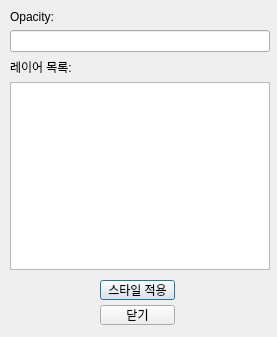
Above: qgis-plugin/apply_style/apply_style_dialog_base.ui from sujinbang/pyqgis before the change. Below: the same form after it.
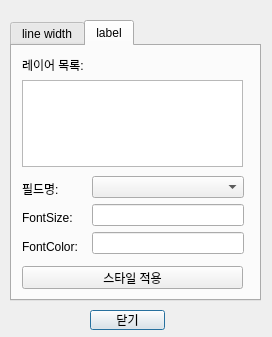
That is the form after the change.

Commit message: tab구분 - line width, label

The edit to the form file:
```diff
--- a/qgis-plugin/apply_style/apply_style_dialog_base.ui
+++ b/qgis-plugin/apply_style/apply_style_dialog_base.ui
@@ -6,31 +6,18 @@
    <rect>
     <x>0</x>
     <y>0</y>
-    <width>277</width>
+    <width>272</width>
     <height>337</height>
    </rect>
   </property>
   <property name="windowTitle">
    <string>Dialog</string>
   </property>
-  <widget class="QPushButton" name="pushButton">
-   <property name="geometry">
-    <rect>
-     <x>100</x>
-     <y>280</y>
-     <width>75</width>
-     <height>20</height>
-    </rect>
-   </property>
-   <property name="text">
-    <string>스타일 적용</string>
-   </property>
-  </widget>
   <widget class="QPushButton" name="pushButton_2">
    <property name="geometry">
     <rect>
-     <x>100</x>
-     <y>305</y>
+     <x>90</x>
+     <y>310</y>
      <width>75</width>
      <height>20</height>
     </rect>
@@ -39,15 +26,22 @@
     <string>닫기</string>
    </property>
   </widget>
-  <widget class="QWidget" name="">
+  <widget class="QTabWidget" name="tabWidget">
    <property name="geometry">
     <rect>
      <x>10</x>
-     <y>10</y>
-     <width>260</width>
-     <height>260</height>
+     <y>20</y>
+     <width>251</width>
+     <height>281</height>
     </rect>
    </property>
+   <property name="currentIndex">
+    <number>1</number>
+   </property>
+   <widget class="QWidget" name="tabWidgetPage1">
+    <attribute name="title">
+     <string>line width</string>
+    </attribute>
    <layout class="QVBoxLayout" name="verticalLayout_3">
     <item>
      <layout class="QVBoxLayout" name="verticalLayout">
@@ -77,7 +71,109 @@
       </item>
      </layout>
     </item>
-   </layout>
+     <item>
+      <widget class="QPushButton" name="pushButton">
+       <property name="text">
+        <string>스타일 적용</string>
+       </property>
+      </widget>
+     </item>
+    </layout>
+   </widget>
+   <widget class="QWidget" name="tab_3">
+    <attribute name="title">
+     <string>label</string>
+    </attribute>
+    <widget class="QPushButton" name="pushButton_3">
+     <property name="geometry">
+      <rect>
+       <x>10</x>
+       <y>220</y>
+       <width>221</width>
+       <height>23</height>
+      </rect>
+     </property>
+     <property name="text">
+      <string>스타일 적용</string>
+     </property>
+    </widget>
+    <widget class="QWidget" name="">
+     <property name="geometry">
+      <rect>
+       <x>10</x>
+       <y>10</y>
+       <width>221</width>
+       <height>111</height>
+      </rect>
+     </property>
+     <layout class="QVBoxLayout" name="verticalLayout_6">
+      <item>
+       <widget class="QLabel" name="label_3">
+        <property name="text">
+         <string>레이어 목록:</string>
+        </property>
+       </widget>
+      </item>
+      <item>
+       <widget class="QListWidget" name="listWidget_2"/>
+      </item>
+     </layout>
+    </widget>
+    <widget class="QWidget" name="">
+     <property name="geometry">
+      <rect>
+       <x>10</x>
+       <y>131</y>
+       <width>60</width>
+       <height>81</height>
+      </rect>
+     </property>
+     <layout class="QVBoxLayout" name="verticalLayout_4">
+      <item>
+       <widget class="QLabel" name="label_4">
+        <property name="text">
+         <string>필드명:</string>
+        </property>
+       </widget>
+      </item>
+      <item>
+       <widget class="QLabel" name="label_5">
+        <property name="text">
+         <string>FontSize:</string>
+        </property>
+       </widget>
+      </item>
+      <item>
+       <widget class="QLabel" name="label_6">
+        <property name="text">
+         <string>FontColor:</string>
+        </property>
+       </widget>
+      </item>
+     </layout>
+    </widget>
+    <widget class="QWidget" name="">
+     <property name="geometry">
+      <rect>
+       <x>80</x>
+       <y>130</y>
+       <width>152</width>
+       <height>81</height>
+      </rect>
+     </property>
+     <layout class="QVBoxLayout" name="verticalLayout_5">
+      <item>
+       <widget class="QComboBox" name="comboBox"/>
+      </item>
+      <item>
+       <widget class="QLineEdit" name="lineEdit_2"/>
+      </item>
+      <item>
+       <widget class="QLineEdit" name="lineEdit_3"/>
+      </item>
+     </layout>
+    </widget>
+   </widget>
   </widget>
  </widget>
  <resources/>
```
Left out of the diff: 6 changed lines with no effect on the pictures. Lines whose indentation alone changed are shown as unchanged. The commit also changes 2 other files.
